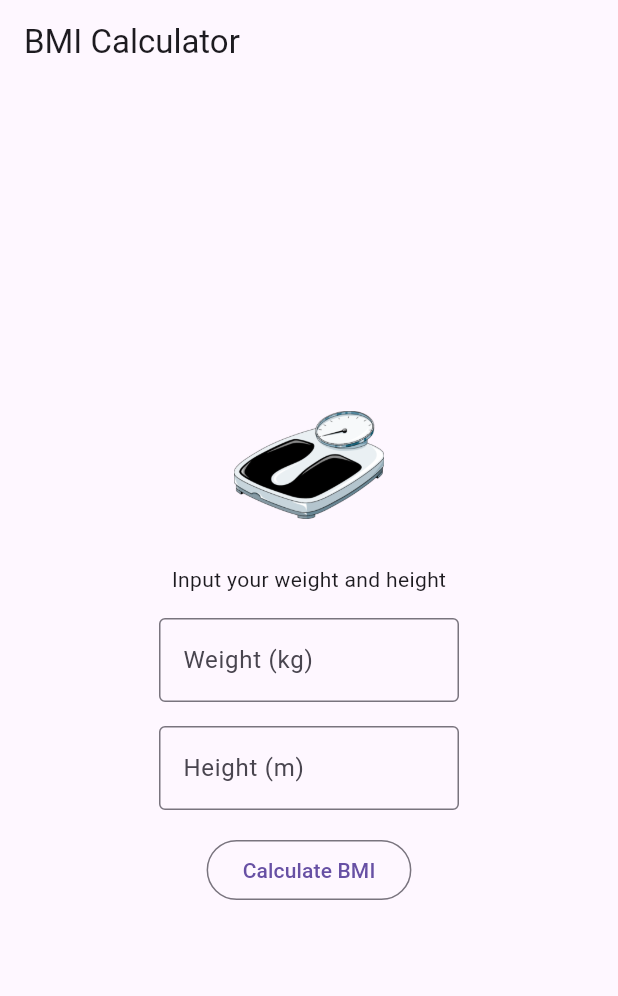
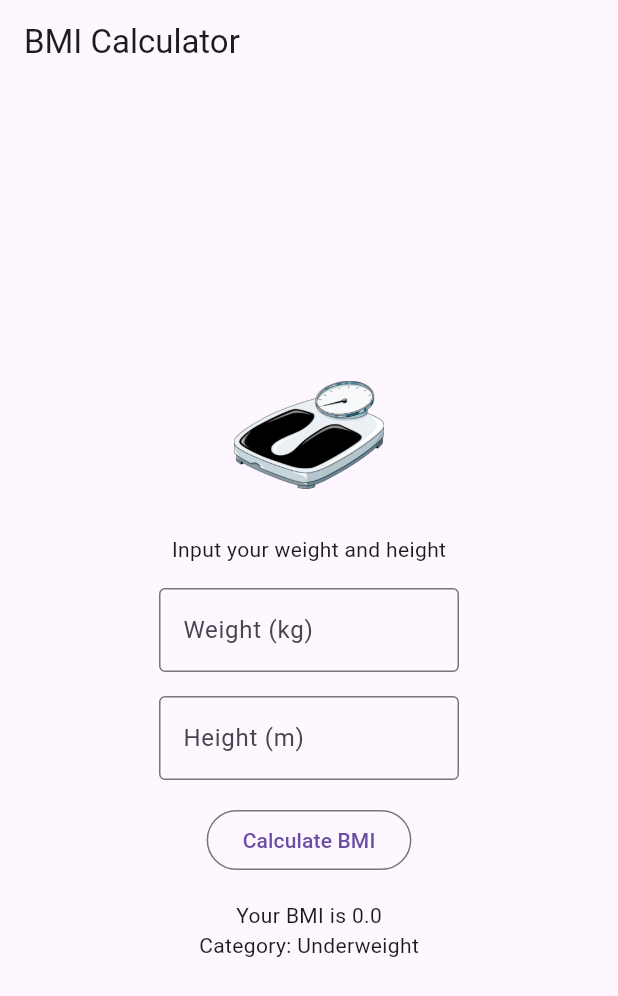
Before and after one commit to RinceAbas/calculator_app, a Flutter app: the screen it shows after launch, after a tap on "Calculate BMI", on a phone screen of 412 x 824 dp. Shown: the top 996 px of the screen. Run offline on Flutter 3.47's test engine with Material 3 defaults, Android fonts, the phone set to English and light mode, and no system bars; our stand-ins replace flutter_riverpod.

Commit message:
modified:   bmi_app/lib/bmi_controller.dart 	new file:   bmi_app/lib/bmi_state.dart 	modified:   bmi_app/lib/bmi_ui.dart 	modified:   bmi_app/lib/main.dart 	modified:   bmi_app/pubspec.lock 	modified:   bmi_app/pubspec.yaml

```diff
--- a/bmi_app/lib/bmi_controller.dart
+++ b/bmi_app/lib/bmi_controller.dart
@@ -1,36 +1,30 @@
-import 'package:flutter/material.dart';
+// bmi_controller.dart
+import 'package:flutter_riverpod/flutter_riverpod.dart';
+import 'bmi_state.dart';
 
-class BMIController {
-  final TextEditingController weightController = TextEditingController();
-  final TextEditingController heightController = TextEditingController();
-  String bmiCategory = "";
+class BMIController extends StateNotifier<BMIState> {
+  BMIController() : super(BMIState());
 
-  double calculateBMI() {
-    double weight = double.parse(weightController.text);
-    double height = double.parse(heightController.text);
-    return weight / (height * height);
+  void calculateBMI(double weight, double height) {
+    if (height == 0) {
+      return; // Prevent division by zero
+    }
+    final bmi = weight / (height * height);
+    String category = _determineBMICategory(bmi);
+    state = BMIState(bmi: bmi, category: category);
   }
 
-  void determineBMICategory() {
-    double bmi = calculateBMI();
-
-    if (bmi < 18.5) {
-      bmiCategory = "Underweight";
-    } else if (bmi < 25.0) {
-      bmiCategory = "Normal";
-    } else if (bmi < 30.0) {
-      bmiCategory = "Overweight";
-    } else if (bmi < 35.0) {
-      bmiCategory = "Obesity Level 1";
-    } else if (bmi < 40.0) {
-      bmiCategory = "Obesity Level 2";
-    } else {
-      bmiCategory = "Extreme Obesity";
-    }
-  }
-
-  void dispose() {
-    weightController.dispose();
-    heightController.dispose();
+  String _determineBMICategory(double bmi) {
+    if (bmi < 18.5) return "Underweight";
+    if (bmi < 25.0) return "Normal";
+    if (bmi < 30.0) return "Overweight";
+    if (bmi < 35.0) return "Obesity Level 1";
+    if (bmi < 40.0) return "Obesity Level 2";
+    return "Extreme Obesity";
   }
 }
+
+// Create a StateNotifierProvider for your BMIController
+final bmiControllerProvider = StateNotifierProvider<BMIController, BMIState>(
+  (ref) => BMIController(),
+);
--- /dev/null
+++ b/bmi_app/lib/bmi_state.dart
@@ -0,0 +1,7 @@
+
+class BMIState {
+  final double? bmi;
+  final String category;
+
+  BMIState({this.bmi, this.category = ""});
+}
--- a/bmi_app/lib/bmi_ui.dart
+++ b/bmi_app/lib/bmi_ui.dart
@@ -1,34 +1,24 @@
+// bmi_ui.dart
 import 'package:flutter/material.dart';
+import 'package:flutter_riverpod/flutter_riverpod.dart';
 import 'bmi_controller.dart';
 
-class BMIUI extends StatefulWidget {
+class BMIUI extends ConsumerWidget {
   const BMIUI({super.key});
 
   @override
-  State<BMIUI> createState() => _BMIUIState();
-}
+  Widget build(BuildContext context, WidgetRef ref) {
+    final bmiState = ref.watch(bmiControllerProvider);
 
-class _BMIUIState extends State<BMIUI> {
-  final BMIController _bmiController = BMIController();
-  double? _bmiResult;
-  String _bmiCategory = "";
+    final weightController = TextEditingController();
+    final heightController = TextEditingController();
 
-  @override
-  void dispose() {
-    _bmiController.dispose();
-    super.dispose();
-  }
+    void _calculateAndShowBMI() {
+      final weight = double.tryParse(weightController.text) ?? 0;
+      final height = double.tryParse(heightController.text) ?? 1; // Avoid division by zero
+      ref.read(bmiControllerProvider.notifier).calculateBMI(weight, height);
+    }
 
-  void _calculateAndShowBMI() {
-    setState(() {
-      _bmiResult = _bmiController.calculateBMI();
-      _bmiController.determineBMICategory();
-      _bmiCategory = _bmiController.bmiCategory;
-    });
-  }
-
-  @override
-  Widget build(BuildContext context) {
     return Scaffold(
       appBar: AppBar(title: const Text('BMI Calculator')),
       body: Center(
@@ -37,8 +27,8 @@ class _BMIUIState extends State<BMIUI> {
           children: <Widget>[
             Image.asset(
               'assets/logo.png',
-              width: 100,  // Set desired width
-              height: 100, // Set desired height
+              width: 100,
+              height: 100,
             ),
             const SizedBox(height: 16),
             const Text('Input your weight and height'),
@@ -46,7 +36,7 @@ class _BMIUIState extends State<BMIUI> {
             SizedBox(
               width: 200,
               child: TextField(
-                controller: _bmiController.weightController,
+                controller: weightController,
                 decoration: const InputDecoration(
                   labelText: 'Weight (kg)',
                   border: OutlineInputBorder(),
@@ -58,7 +48,7 @@ class _BMIUIState extends State<BMIUI> {
             SizedBox(
               width: 200,
               child: TextField(
-                controller: _bmiController.heightController,
+                controller: heightController,
                 decoration: const InputDecoration(
                   labelText: 'Height (m)',
                   border: OutlineInputBorder(),
@@ -72,9 +62,9 @@ class _BMIUIState extends State<BMIUI> {
               child: const Text('Calculate BMI'),
             ),
             const SizedBox(height: 16),
-            if (_bmiResult != null) ...[
-              Text('Your BMI is ${_bmiResult!.toStringAsFixed(1)}'),
-              Text('Category: $_bmiCategory'),
+            if (bmiState.bmi != null) ...[
+              Text('Your BMI is ${bmiState.bmi!.toStringAsFixed(1)}'),
+              Text('Category: ${bmiState.category}'),
             ],
           ],
         ),
--- a/bmi_app/lib/main.dart
+++ b/bmi_app/lib/main.dart
@@ -1,9 +1,10 @@
 // main.dart
 import 'package:flutter/material.dart';
+import 'package:flutter_riverpod/flutter_riverpod.dart';
 import 'bmi_ui.dart';
 
 void main() {
-  runApp(const MyApp());
+  runApp(const ProviderScope(child: MyApp()));
 }
 
 class MyApp extends StatelessWidget {
--- a/bmi_app/pubspec.yaml
+++ b/bmi_app/pubspec.yaml
@@ -35,6 +35,7 @@ dependencies:
   # The following adds the Cupertino Icons font to your application.
   # Use with the CupertinoIcons class for iOS style icons.
   cupertino_icons: ^1.0.6
+  flutter_riverpod: ^2.0.0
 
 dev_dependencies:
   flutter_test:
```
Also changed, not shown: bmi_app/pubspec.lock.
